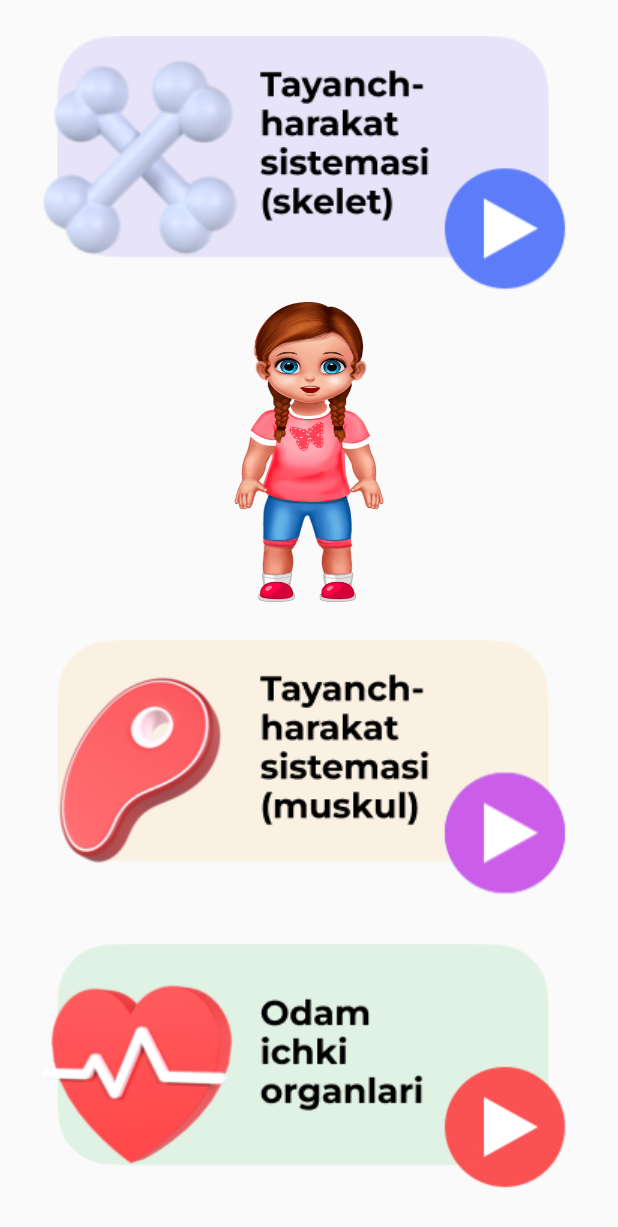
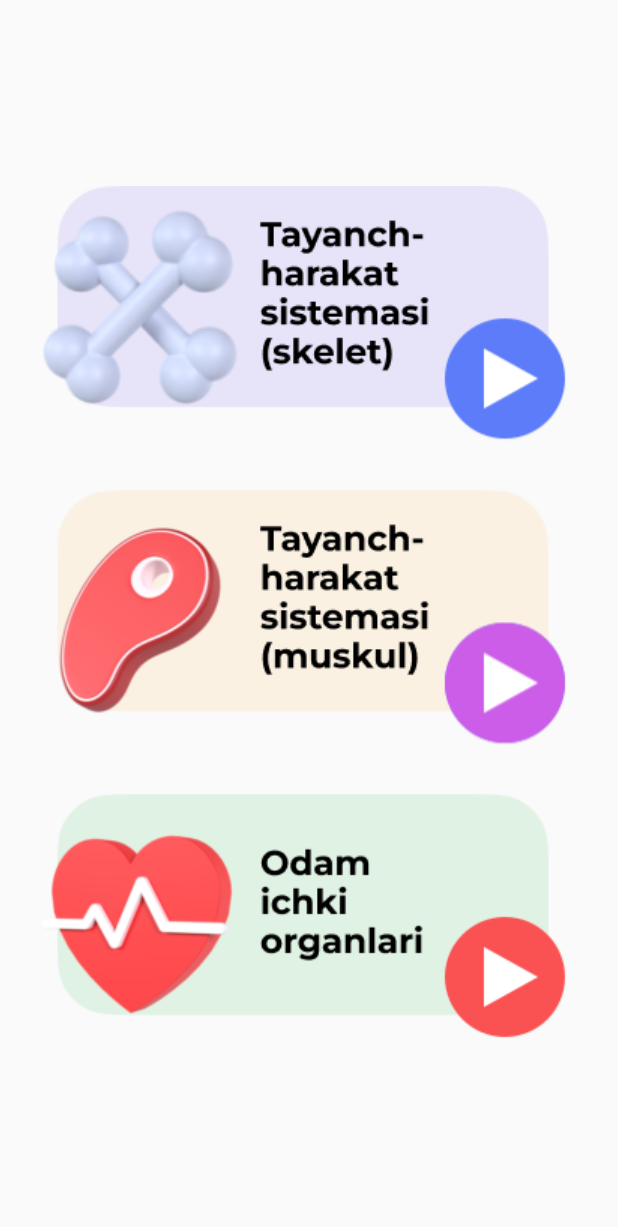
Before and after one commit to xujamov/Quiz, an Android app: the CategoryActivity screen opened directly, with no data from a screen before it, on a phone screen of 412 x 824 dp. Shown: the top 1227 px of the screen. Run offline under Robolectric (Android 15) with nearby library versions, the phone set to English and light mode, and no system bars.

Commit message:
girl commented

```diff
--- a/app/src/main/java/com/example/quiz/CategoryActivity.java
+++ b/app/src/main/java/com/example/quiz/CategoryActivity.java
@@ -15,8 +15,8 @@ public class CategoryActivity extends AppCompatActivity {
         super.onCreate(savedInstanceState);
         setContentView(R.layout.activity_category);
 
-        ImageView mImageViewFilling = (ImageView) findViewById(R.id.speak);
-        ((AnimationDrawable) mImageViewFilling.getBackground()).start();
+//        ImageView mImageViewFilling = (ImageView) findViewById(R.id.speak);
+//        ((AnimationDrawable) mImageViewFilling.getBackground()).start();
 
     }
 
--- a/app/src/main/res/layout/activity_category.xml
+++ b/app/src/main/res/layout/activity_category.xml
@@ -22,11 +22,11 @@
             android:onClick="PlaySkelet"
             app:srcCompat="@drawable/skelet" />
 
-        <ImageView
-            android:id="@+id/speak"
-            android:layout_width="100dp"
-            android:layout_height="200dp"
-            android:background="@drawable/speak" />
+<!--        <ImageView-->
+<!--            android:id="@+id/speak"-->
+<!--            android:layout_width="100dp"-->
+<!--            android:layout_height="200dp"-->
+<!--            android:background="@drawable/speak" />-->
 
         <ImageView
             android:id="@+id/imageView3"
```
